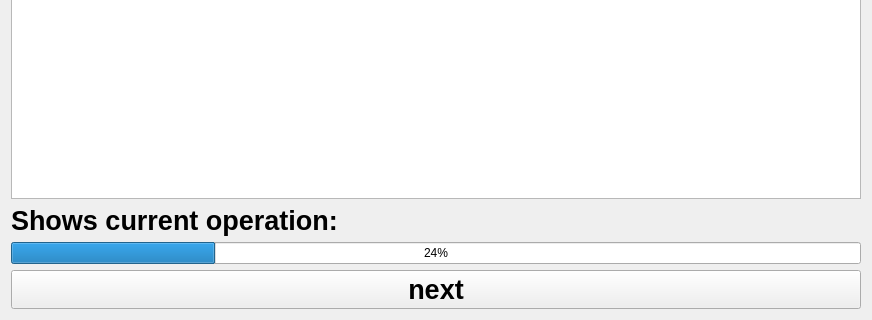
First picture: the form in install.ui, repository n1cef/kraken_installer, before the edit; both pictures show x 0 to 872 and y 283 to 603 of the 872 by 603 pixel window.
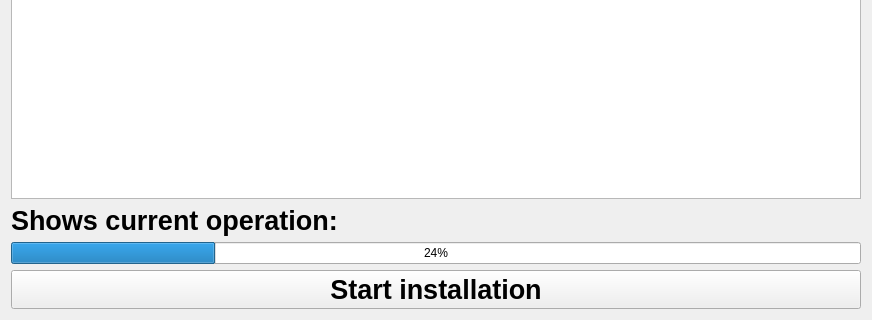
Second picture: the form after the edit.

Diff of the .ui file:
```diff
--- a/install.ui
+++ b/install.ui
@@ -72,7 +72,7 @@
       </font>
      </property>
      <property name="text">
-      <string>next</string>
+      <string>Start installation</string>
      </property>
     </widget>
    </item>
```
